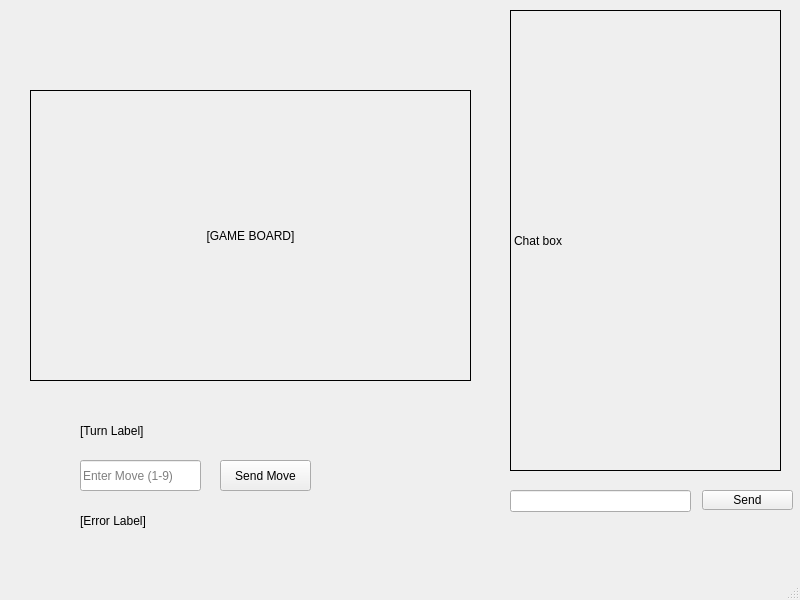
Before: the Qt Designer form Board.ui in qwet11/CS351-Game, drawn with Qt 5.
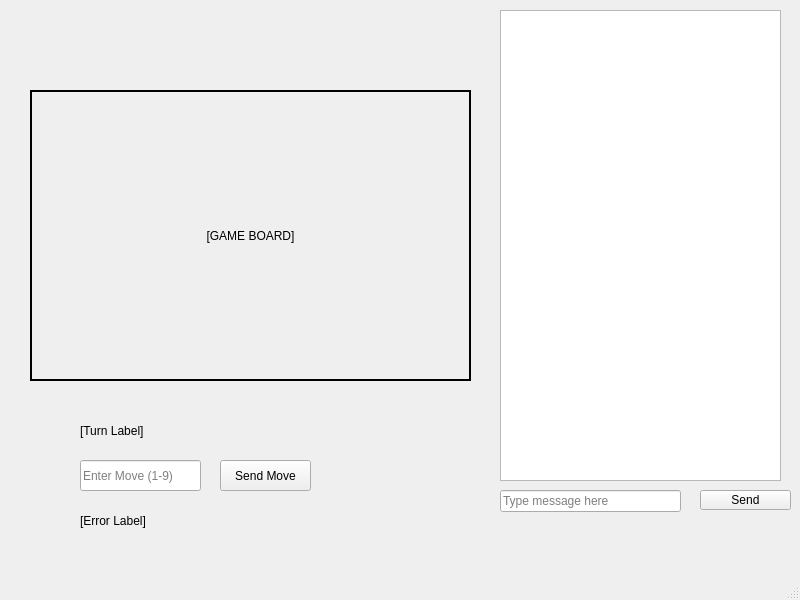
After: the same form once the commit is applied.

The edit to the form file:
```diff
--- a/Board.ui
+++ b/Board.ui
@@ -67,6 +67,9 @@
     <property name="frameShape">
      <enum>QFrame::Box</enum>
     </property>
+    <property name="lineWidth">
+     <number>2</number>
+    </property>
     <property name="text">
      <string>[GAME BOARD]</string>
     </property>
@@ -100,39 +103,23 @@
      <string>[Turn Label]</string>
     </property>
    </widget>
-   <widget class="QLabel" name="chat_output_lbl">
+   <widget class="QLineEdit" name="chat_input_box">
     <property name="geometry">
      <rect>
-      <x>510</x>
-      <y>10</y>
-      <width>271</width>
-      <height>461</height>
-     </rect>
-    </property>
-    <property name="frameShape">
-     <enum>QFrame::Box</enum>
-    </property>
-    <property name="frameShadow">
-     <enum>QFrame::Plain</enum>
-    </property>
-    <property name="text">
-     <string>Chat box</string>
-    </property>
-   </widget>
-   <widget class="QLineEdit" name="chat_input_lbl">
-    <property name="geometry">
-     <rect>
-      <x>510</x>
+      <x>500</x>
       <y>490</y>
       <width>181</width>
       <height>22</height>
      </rect>
     </property>
+    <property name="placeholderText">
+     <string>Type message here</string>
+    </property>
    </widget>
    <widget class="QPushButton" name="send_btn">
     <property name="geometry">
      <rect>
-      <x>702</x>
+      <x>700</x>
       <y>490</y>
       <width>91</width>
       <height>20</height>
@@ -142,6 +129,22 @@
      <string>Send</string>
     </property>
    </widget>
+   <widget class="QTextEdit" name="chat_output_box">
+    <property name="geometry">
+     <rect>
+      <x>500</x>
+      <y>10</y>
+      <width>281</width>
+      <height>471</height>
+     </rect>
+    </property>
+    <property name="readOnly">
+     <bool>true</bool>
+    </property>
+    <property name="acceptRichText">
+     <bool>true</bool>
+    </property>
+   </widget>
   </widget>
   <widget class="QMenuBar" name="menubar">
    <property name="geometry">
```
